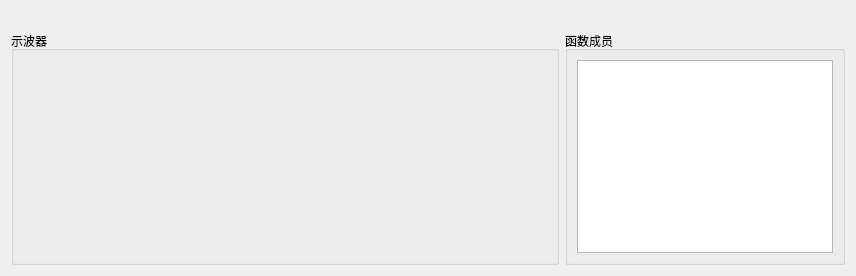
Old version of the form four_pages/showpanel.ui in the repository VGuoGavin/Upper-machine-based-on-Qt.
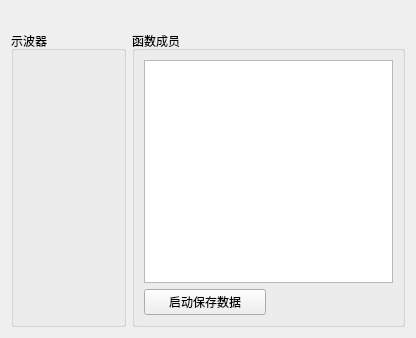
New version of the form. Custom widgets are drawn as their Qt base class.

Diff of the .ui file:
```diff
--- a/four_pages/showpanel.ui
+++ b/four_pages/showpanel.ui
@@ -6,8 +6,8 @@
    <rect>
     <x>0</x>
     <y>0</y>
-    <width>856</width>
-    <height>276</height>
+    <width>416</width>
+    <height>338</height>
    </rect>
   </property>
   <property name="sizePolicy">
@@ -22,6 +22,32 @@
   <layout class="QGridLayout" name="gridLayout_4">
    <item row="0" column="0">
     <layout class="QGridLayout" name="gridLayout_3">
+     <item row="0" column="2">
+      <spacer name="horizontalSpacer_10">
+       <property name="orientation">
+        <enum>Qt::Horizontal</enum>
+       </property>
+       <property name="sizeHint" stdset="0">
+        <size>
+         <width>40</width>
+         <height>20</height>
+        </size>
+       </property>
+      </spacer>
+     </item>
+     <item row="0" column="3">
+      <spacer name="horizontalSpacer_4">
+       <property name="orientation">
+        <enum>Qt::Horizontal</enum>
+       </property>
+       <property name="sizeHint" stdset="0">
+        <size>
+         <width>128</width>
+         <height>17</height>
+        </size>
+       </property>
+      </spacer>
+     </item>
      <item row="0" column="0">
       <spacer name="horizontalSpacer">
        <property name="orientation">
@@ -29,8 +55,8 @@
        </property>
        <property name="sizeHint" stdset="0">
         <size>
-         <width>138</width>
-         <height>20</height>
+         <width>48</width>
+         <height>17</height>
         </size>
        </property>
       </spacer>
@@ -42,26 +68,13 @@
        </property>
        <property name="sizeHint" stdset="0">
         <size>
-         <width>68</width>
-         <height>20</height>
+         <width>38</width>
+         <height>17</height>
         </size>
        </property>
       </spacer>
      </item>
-     <item row="0" column="2">
-      <spacer name="horizontalSpacer_4">
-       <property name="orientation">
-        <enum>Qt::Horizontal</enum>
-       </property>
-       <property name="sizeHint" stdset="0">
-        <size>
-         <width>148</width>
-         <height>20</height>
-        </size>
-       </property>
-      </spacer>
-     </item>
-     <item row="1" column="2">
+     <item row="1" column="3" rowspan="2">
       <widget class="QGroupBox" name="groupBox_2">
        <property name="acceptDrops">
         <bool>true</bool>
@@ -73,10 +86,40 @@
         <item row="0" column="0">
          <widget class="QListWidget" name="listWidget"/>
         </item>
+        <item row="1" column="0">
+         <layout class="QHBoxLayout" name="horizontalLayout">
+          <item>
+           <widget class="QPushButton" name="Save_Button">
+            <property name="toolTip">
+             <string extracomment="保存该函数列表中所有项的数据"/>
+            </property>
+            <property name="statusTip">
+             <string comment="保存该函数列表中所有项的数据" extracomment="保存该函数列表中所有项的数据"/>
+            </property>
+            <property name="whatsThis">
+             <string comment="保存该函数列表中所有项的数据" extracomment="保存该函数列表中所有项的数据"/>
+            </property>
+            <property name="text">
+             <string extracomment="保存该函数列表中所有项的数据">启动保存数据</string>
+            </property>
+            <property name="checkable">
+             <bool>true</bool>
+            </property>
+           </widget>
+          </item>
+          <item>
+           <widget class="QLabel" name="save_state">
+            <property name="text">
+             <string/>
+            </property>
+           </widget>
+          </item>
+         </layout>
+        </item>
        </layout>
       </widget>
      </item>
-     <item row="1" column="0" colspan="2">
+     <item row="1" column="0" rowspan="2" colspan="3">
       <widget class="QGroupBox" name="groupBox">
        <property name="sizePolicy">
         <sizepolicy hsizetype="Expanding" vsizetype="Expanding">
```
